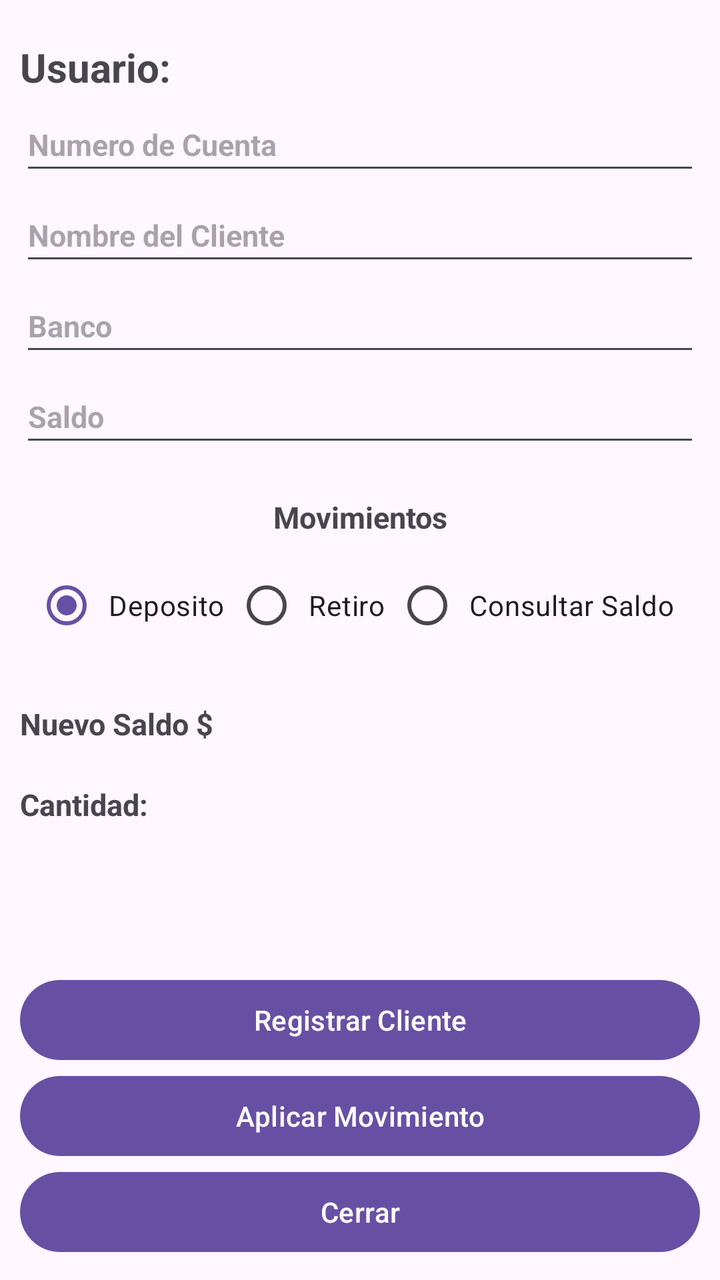
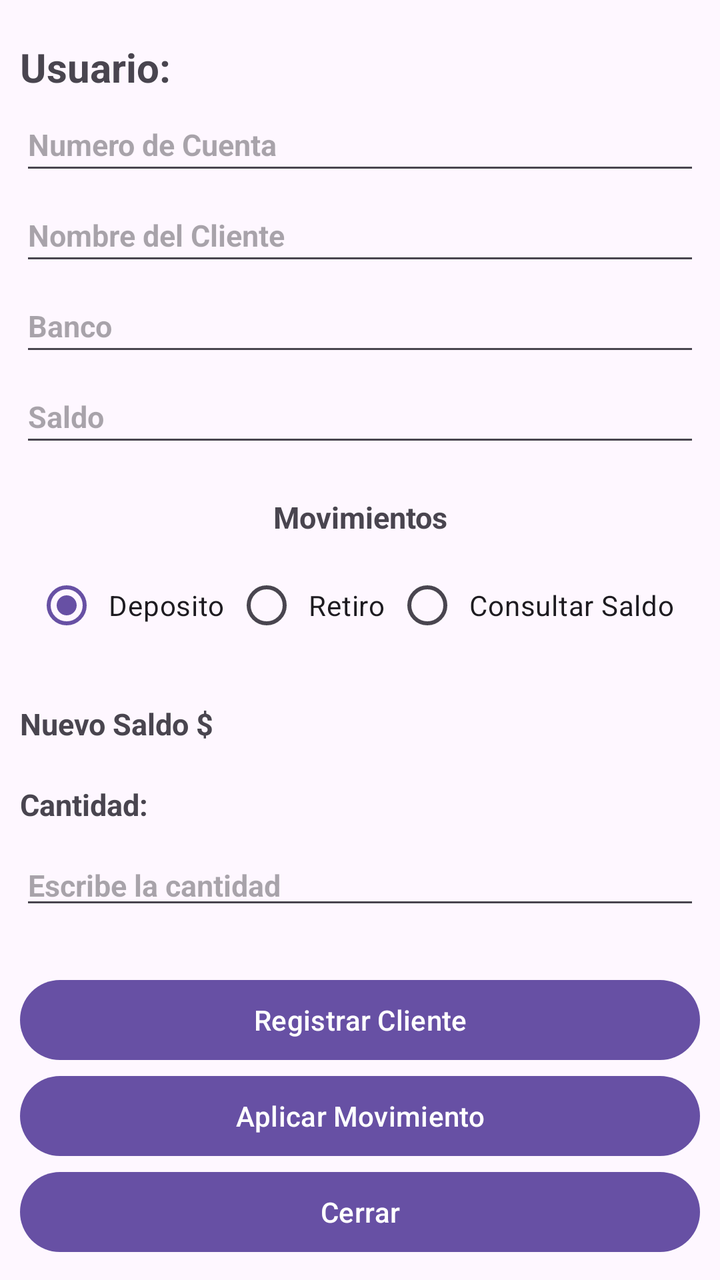

Two renders of the same Android screen: before a commit and after it. Below are the layout's source before the change and the commit's diff.
<!-- AndroidManifest.xml: application theme Theme.Practica1real -->
<!-- res/layout/activity_banco.xml -->
<?xml version="1.0" encoding="utf-8"?>
<androidx.constraintlayout.widget.ConstraintLayout xmlns:android="http://schemas.android.com/apk/res/android"
    xmlns:app="http://schemas.android.com/apk/res-auto"
    xmlns:tools="http://schemas.android.com/tools"
    android:id="@+id/main"
    android:layout_width="match_parent"
    android:layout_height="match_parent"
    tools:context=".BancoActivity">

    <LinearLayout
        android:layout_width="match_parent"
        android:layout_height="match_parent"
        android:orientation="vertical"
        android:padding="10sp">

        <TextView
            android:layout_width="match_parent"
            android:layout_height="wrap_content"
            android:text="Usuario:"
            android:textSize="20sp"
            android:textStyle="bold"
            android:paddingTop="10sp"/>

        <EditText
            android:layout_width="match_parent"
            android:layout_height="wrap_content"
            android:hint="Numero de Cuenta"
            android:textStyle="bold"
            android:textSize="15sp"
            android:paddingTop="15sp"
            android:paddingBottom="10sp"
            android:inputType="text"
            android:id="@+id/txtNumeroCuenta"/>

        <EditText
            android:layout_width="match_parent"
            android:layout_height="wrap_content"
            android:hint="Nombre del Cliente"
            android:textStyle="bold"
            android:textSize="15sp"
            android:paddingTop="15sp"
            android:paddingBottom="10sp"
            android:inputType="text"
            android:id="@+id/txtNombreCliente"/>

        <EditText
            android:layout_width="match_parent"
            android:layout_height="wrap_content"
            android:hint="Banco"
            android:textStyle="bold"
            android:textSize="15sp"
            android:paddingTop="15sp"
            android:paddingBottom="10sp"
            android:inputType="text"
            android:id="@+id/txtBanco"/>

        <EditText
            android:layout_width="match_parent"
            android:layout_height="wrap_content"
            android:hint="Saldo"
            android:textStyle="bold"
            android:textSize="15sp"
            android:paddingTop="15sp"
            android:paddingBottom="10sp"
            android:inputType="text"
            android:id="@+id/txtSaldo"/>

        <TextView
            android:layout_width="match_parent"
            android:layout_height="wrap_content"
            android:text="Movimientos"
            android:textSize="15sp"
            android:textStyle="bold"
            android:textAlignment="center"
            android:paddingTop="20sp"/>
        <LinearLayout
            android:layout_width="match_parent"
            android:layout_height="wrap_content"
            android:orientation="horizontal"
            android:paddingBottom="15sp">
            <RadioGroup
                android:layout_width="match_parent"
                android:layout_height="wrap_content"
                android:layout_marginTop="10sp"
                android:id="@+id/rdgMovimientos"
                android:orientation="horizontal"
                android:gravity="center">

                <RadioButton
                    android:layout_width="wrap_content"
                    android:layout_height="wrap_content"
                    android:text="Deposito"
                    android:checked="true"
                    android:id="@+id/rdbDeposito"
                    android:padding="5sp"/>

                <RadioButton
                    android:layout_width="wrap_content"
                    android:layout_height="wrap_content"
                    android:text="Retiro"
                    android:id="@+id/rdbRetiro"
                    android:padding="5sp"/>

                <RadioButton
                    android:layout_width="wrap_content"
                    android:layout_height="wrap_content"
                    android:text="Consultar Saldo"
                    android:id="@+id/rdbConsSaldo"
                    android:padding="5sp"/>
            </RadioGroup>
        </LinearLayout>

        <TextView
            android:layout_width="match_parent"
            android:layout_height="wrap_content"
            android:text="Nuevo Saldo $"
            android:textSize="15sp"
            android:textStyle="bold"
            android:paddingTop="10sp"
            android:paddingBottom="10sp" />

        <TextView
            android:layout_width="match_parent"
            android:layout_height="wrap_content"
            android:text="Cantidad:"
            android:textSize="15sp"
            android:textStyle="bold"
            android:paddingTop="10sp"
            android:paddingBottom="10sp" />
        <TextView
            android:layout_width="match_parent"
            android:layout_height="wrap_content"
            android:textSize="15sp"
            android:textStyle="bold"
            android:textColor="@color/red"
            android:id="@+id/txtCantidad"/>

        <Space
            android:layout_width="match_parent"
            android:layout_height="match_parent"
            android:layout_weight="1"></Space>

            <Button
                android:layout_width="match_parent"
                android:layout_height="wrap_content"
                android:text="Registrar Cliente"
                android:id="@+id/btnRegistrar"/>

            <Button
                android:layout_width="match_parent"
                android:layout_height="wrap_content"
                android:text="Aplicar Movimiento"
                android:id="@+id/btnMovimiento"/>

            <Button
                android:layout_width="match_parent"
                android:layout_height="wrap_content"
                android:text="@string/strcerrar"
                android:id="@+id/btnCerrar"/>
    </LinearLayout>
</androidx.constraintlayout.widget.ConstraintLayout>
<!-- resources referenced by this layout -->
<resources>
  <color name="red">#D10E0E</color>
  <string name="strcerrar">Cerrar</string>
  <style name="Theme.Practica1real" parent="Base.Theme.Practica1real" />
  <style name="Base.Theme.Practica1real" parent="Theme.Material3.DayNight.NoActionBar">
          
          
      </style>
</resources>

<!-- the commit's change to res/layout/activity_banco.xml (unified diff, before → after) -->
@@ -127,12 +127,13 @@
             android:textStyle="bold"
             android:paddingTop="10sp"
             android:paddingBottom="10sp" />
-        <TextView
+        <EditText
             android:layout_width="match_parent"
             android:layout_height="wrap_content"
+            android:hint="Escribe la cantidad"
             android:textSize="15sp"
             android:textStyle="bold"
-            android:textColor="@color/red"
+            android:inputType="numberDecimal"
             android:id="@+id/txtCantidad"/>
 
         <Space
<!-- resource entries referenced after the edit -->
@@ -1,6 +1,5 @@
 <!-- resources referenced by this layout -->
 <resources>
-  <color name="red">#D10E0E</color>
   <string name="strcerrar">Cerrar</string>
   <style name="Theme.Practica1real" parent="Base.Theme.Practica1real" />
   <style name="Base.Theme.Practica1real" parent="Theme.Material3.DayNight.NoActionBar">
